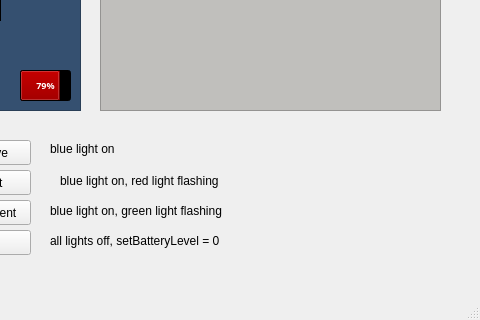
Above: COMP3004_Team46/ui/mainwindow.ui from EmtiazAlam00/team-collaboration before the change; both pictures show x 320 to 800 and y 280 to 600 of the 800 by 600 pixel window. Below: the same form after it.
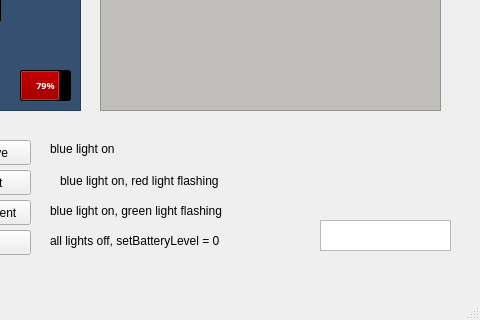
That is the form after the change. Icons and pictures are not drawn.

Commit message: implemented chrono class with date/time storage and retrieval

```diff
--- a/COMP3004_Team46/ui/mainwindow.ui
+++ b/COMP3004_Team46/ui/mainwindow.ui
@@ -1085,6 +1085,16 @@
      </property>
     </widget>
    </widget>
+   <widget class="QTextEdit" name="deviceClock">
+    <property name="geometry">
+     <rect>
+      <x>640</x>
+      <y>500</y>
+      <width>131</width>
+      <height>31</height>
+     </rect>
+    </property>
+   </widget>
   </widget>
   <widget class="QMenuBar" name="menubar">
    <property name="geometry">
```
The commit also changes 7 other files.
